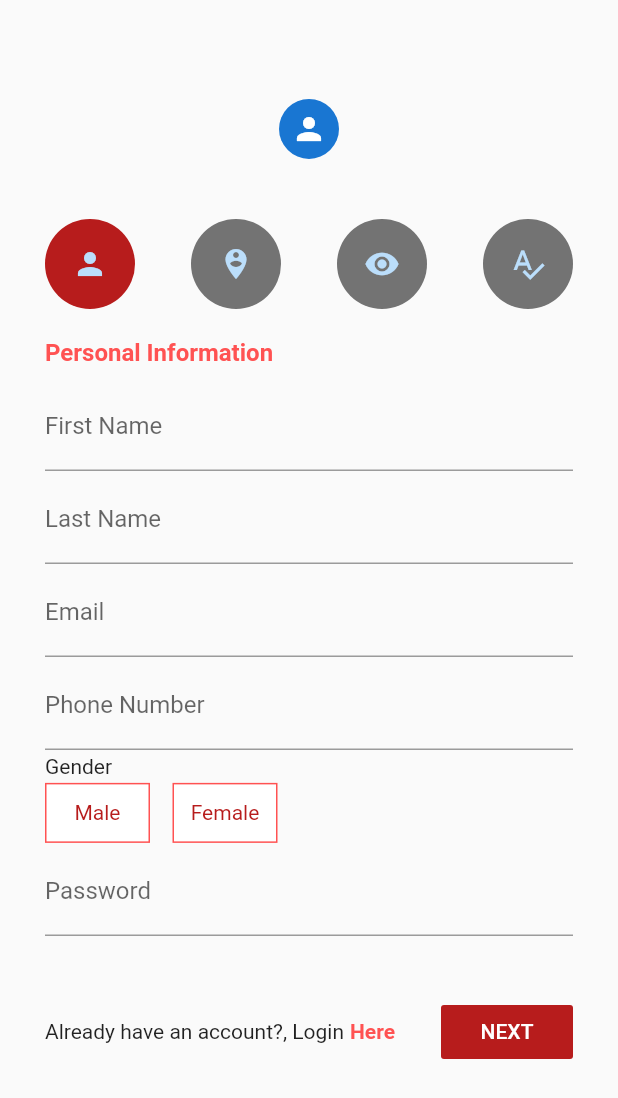
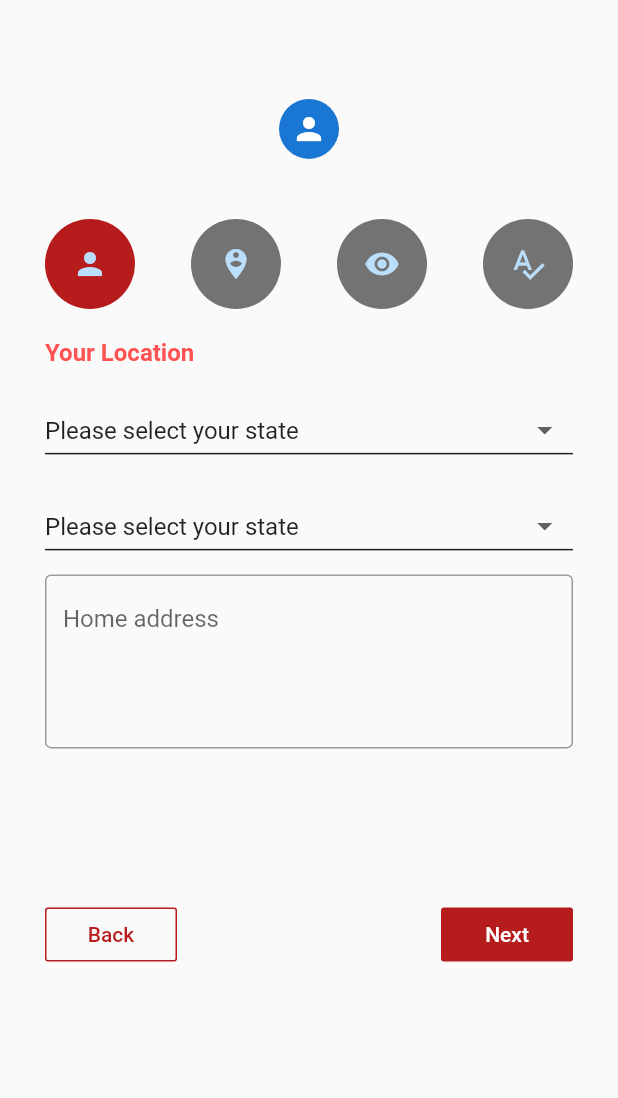
Before and after one commit to chuksmoz/own-it, a Flutter app: the PersonalDeatail screen opened directly, after a tap on "NEXT", on a phone screen of 412 x 824 dp. Shown: the top 1098 px of the screen. Run offline on Flutter 3.47's test engine with Material 2 defaults, Android fonts, the phone set to English and light mode, and no system bars; our stand-ins replace auto_route.

Commit message:
Added sign up page

```diff
--- a/lib/src/presentation/router/router.dart
+++ b/lib/src/presentation/router/router.dart
@@ -1,6 +1,8 @@
 import 'package:auto_route/auto_route_annotations.dart';
 import 'package:own_it/src/presentation/screen/sign_in/sign_in_screen.dart';
+import 'package:own_it/src/presentation/screen/sign_up/location_detail.dart';
 import 'package:own_it/src/presentation/screen/sign_up/personal_detail.dart';
+import 'package:own_it/src/presentation/screen/sign_up/preview_screen.dart';
 import 'package:own_it/src/presentation/screen/splash_screen.dart';
 
 @MaterialAutoRouter()
@@ -10,4 +12,6 @@ class $Router{
   SignInScreen signInScreen;
   SplashScreen splashScreen;
   PersonalDeatail personalDeatail;
+  LocationDeatail locationDeatail;
+  PreviewScreen previewScreen;
 }
--- a/lib/src/presentation/screen/sign_up/location_detail.dart
+++ b/lib/src/presentation/screen/sign_up/location_detail.dart
@@ -1,8 +1,8 @@
 import 'package:flutter/material.dart';
-import 'package:own_it/src/presentation/screen/sign_up/widget/personal_detail_form.dart';
+import 'package:own_it/src/presentation/screen/sign_up/widget/location_detail_form.dart';
 import 'package:own_it/src/presentation/screen/sign_up/widget/sign_up_form_step.dart';
 
-class PersonalDeatail extends StatelessWidget {
+class LocationDeatail extends StatelessWidget {
   @override
   Widget build(BuildContext context) {
     double screenHeight = MediaQuery.of(context).size.height;
@@ -25,13 +25,13 @@ class PersonalDeatail extends StatelessWidget {
 
             FormSteps(),
             SizedBox(height: 20,),
-            Text('Personal Information', style: TextStyle(
+            Text('Your Location', style: TextStyle(
               fontWeight: FontWeight.bold,
               color: Colors.redAccent,
               fontSize: 16
             ),),
             SizedBox(height: 10,),
-            PersonalDetailForm()
+            LocationDetailForm()
           ],
         ),
       ),
--- a/lib/src/presentation/screen/sign_up/personal_detail.dart
+++ b/lib/src/presentation/screen/sign_up/personal_detail.dart
@@ -6,7 +6,7 @@ class PersonalDeatail extends StatelessWidget {
   @override
   Widget build(BuildContext context) {
     double screenHeight = MediaQuery.of(context).size.height;
-    double screenWidth = MediaQuery.of(context).size.width;
+    //double screenWidth = MediaQuery.of(context).size.width;
     return Scaffold(
       body: SingleChildScrollView(
         padding: const EdgeInsets.symmetric(horizontal: 30),
--- /dev/null
+++ b/lib/src/presentation/screen/sign_up/widget/location_detail_form.dart
@@ -0,0 +1,91 @@
+import 'package:auto_route/auto_route.dart';
+import 'package:flutter/material.dart';
+import 'package:own_it/src/presentation/router/router.gr.dart';
+
+class LocationDetailForm extends StatefulWidget {
+  @override
+  _LocationDetailFormState createState() => _LocationDetailFormState();
+}
+
+class _LocationDetailFormState extends State<LocationDetailForm> {
+  String currentValue = 'Please select your state';
+  @override
+  Widget build(BuildContext context) {
+
+    return Column(
+      //mainAxisSize: MainAxisSize.max,
+      children: [
+        stateDropdown(),
+        stateDropdown(),
+        TextField(
+          maxLines: 4,
+          decoration: InputDecoration(
+            hintText: 'Home address',
+            border: OutlineInputBorder(
+              borderSide: BorderSide(width: 1)
+            )
+          ),
+        ),
+
+        Container(
+          margin: EdgeInsets.only(top: 100),
+          child: Row(
+            mainAxisAlignment: MainAxisAlignment.spaceBetween,
+            children: [
+              OutlineButton(
+                borderSide: BorderSide(color: Colors.red[900]),
+                color: Colors.white,
+                child: Text('Back', style: TextStyle(
+                  color: Colors.red[900]
+                ),),
+                onPressed: () => ExtendedNavigator.ofRouter<Router>().pushReplacementNamed(Routes.personalDeatail),
+              ),
+              FlatButton(
+                color: Colors.red[900],
+                child: Text('Next', style: TextStyle(
+                  color: Colors.white
+                ),),
+                onPressed: () => ExtendedNavigator.ofRouter<Router>().pushReplacementNamed(Routes.previewScreen)
+              ),
+            ],
+          ),
+        )
+      ],
+    );
+  }
+
+  Widget stateDropdown(){
+    double screenWidgth = MediaQuery.of(context).size.width;
+    return Container(
+      padding: const EdgeInsets.symmetric(vertical: 8),
+      width: double.infinity,
+      child: DropdownButton<String>(
+        hint: Text('Please select your state'),
+        value: currentValue,
+        //itemHeight: 2,
+        icon: Padding(
+          padding: EdgeInsets.only(left: screenWidgth - 260),
+          child: Icon(Icons.arrow_drop_down),
+        ),
+        underline: Container(
+          height: 1,
+          //margin: const EdgeInsets.only(top: 5),
+          color: Colors.black87,
+          margin: const EdgeInsets.only(top:20),
+        ),
+        onChanged: (String value){
+          setState(() {
+            currentValue = value;
+          });
+        },
+        items: <String>['Please select your state', 'Lagos', 'Anambra'].map<DropdownMenuItem<String>>(
+          (String value) => DropdownMenuItem<String>(
+            child: Text(value),
+            value: value,
+          )
+        ).toList(),
+
+      ),
+    );
+  }
+}
```
Also changed, not shown: lib/src/presentation/screen/sign_up/preview_screen.dart (added, +207 -0 lines), lib/src/presentation/screen/sign_up/widget/personal_detail_form.dart (+17 -1 lines), lib/src/presentation/router/router.gr.dart.
